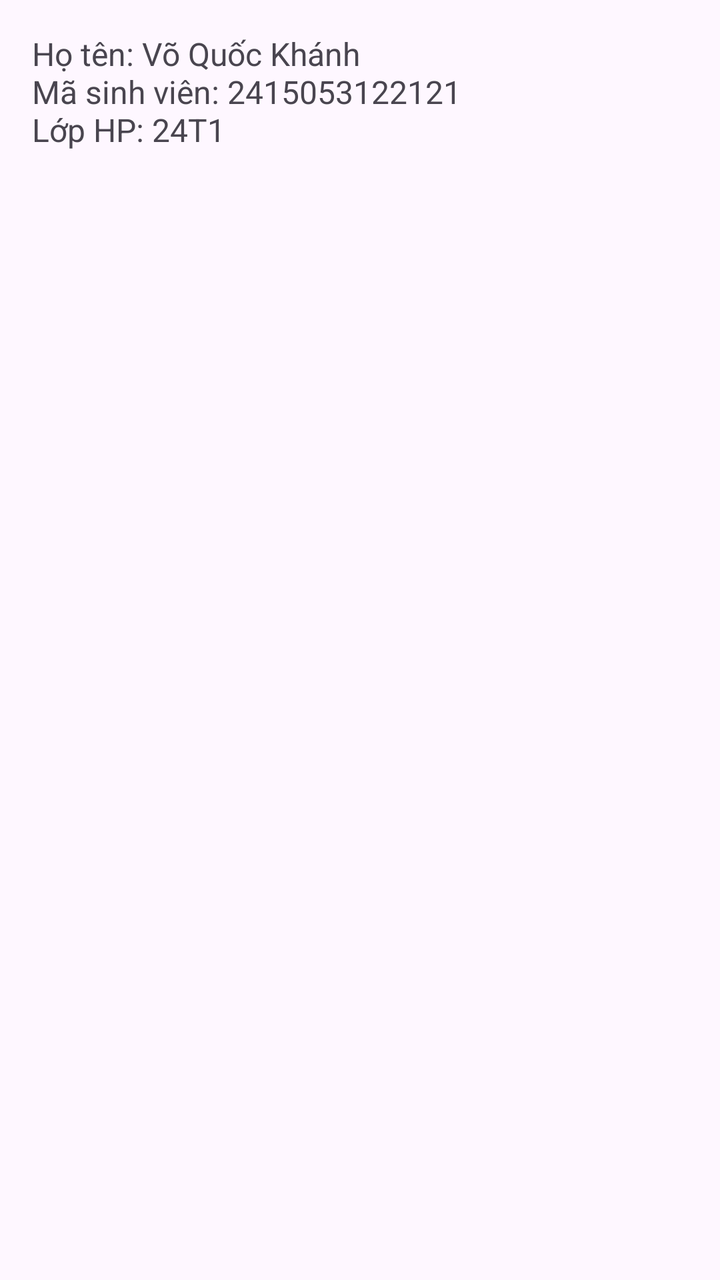
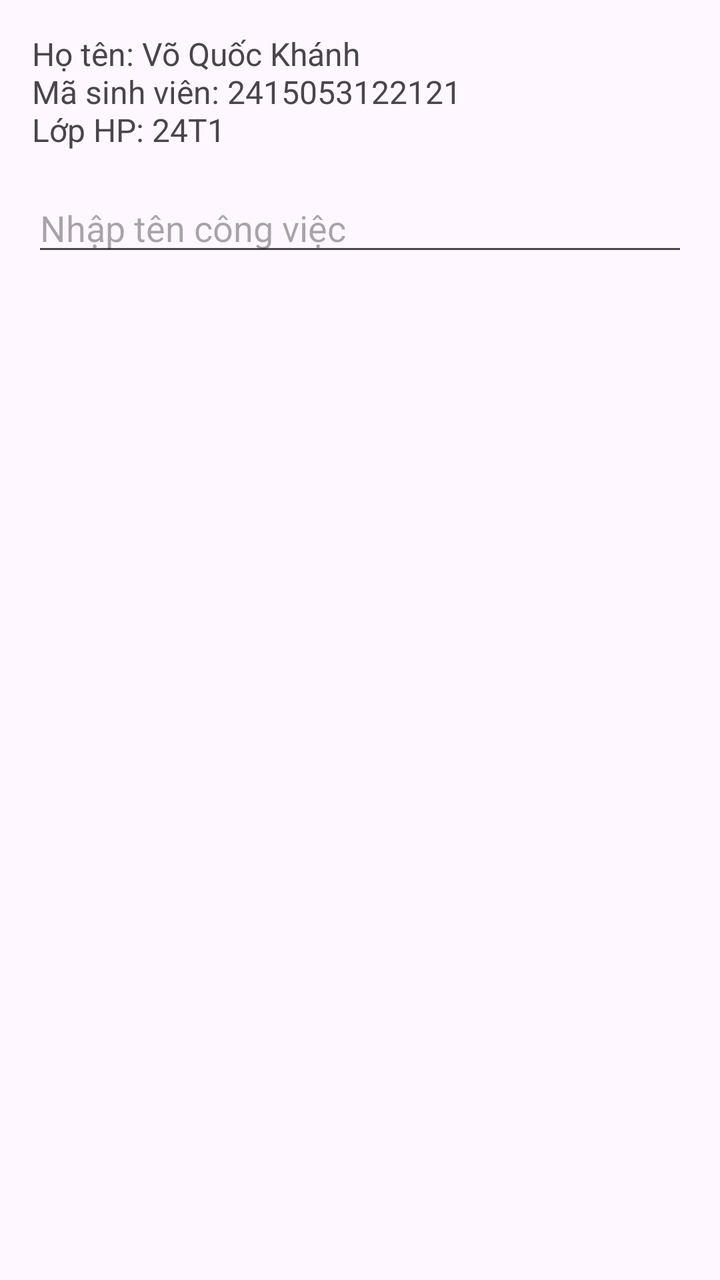

Screens rendered from an Android XML layout before and after an edit, with the pre-edit source and the edit as a unified diff.
<!-- AndroidManifest.xml: application theme Theme.KIEMTRALAN2 -->
<!-- res/layout/activity_main.xml -->
<?xml version="1.0" encoding="utf-8"?>
<LinearLayout xmlns:android="http://schemas.android.com/apk/res/android"
    android:id="@+id/main"
    android:layout_width="match_parent"
    android:layout_height="match_parent"
    android:orientation="vertical"
    android:padding="16dp">

    <TextView
        android:id="@+id/tvThongTinSinhVien"
        android:layout_width="match_parent"
        android:layout_height="wrap_content"
        android:text="Họ tên: Võ Quốc Khánh\nMã sinh viên: 2415053122121\nLớp HP: 24T1"
        android:textSize="16sp" />

</LinearLayout>
<!-- resources referenced by this layout -->
<resources>
  <style name="Theme.KIEMTRALAN2" parent="Base.Theme.KIEMTRALAN2" />
  <style name="Base.Theme.KIEMTRALAN2" parent="Theme.Material3.DayNight.NoActionBar">
          
          
      </style>
</resources>

<!-- the commit's change to res/layout/activity_main.xml (unified diff, before → after) -->
@@ -13,4 +13,11 @@
         android:text="Họ tên: Võ Quốc Khánh\nMã sinh viên: 2415053122121\nLớp HP: 24T1"
         android:textSize="16sp" />
 
+    <EditText
+        android:id="@+id/edtTenCongViec"
+        android:layout_width="match_parent"
+        android:layout_height="wrap_content"
+        android:layout_marginTop="16dp"
+        android:hint="Nhập tên công việc"
+        android:inputType="text" />
 </LinearLayout>
